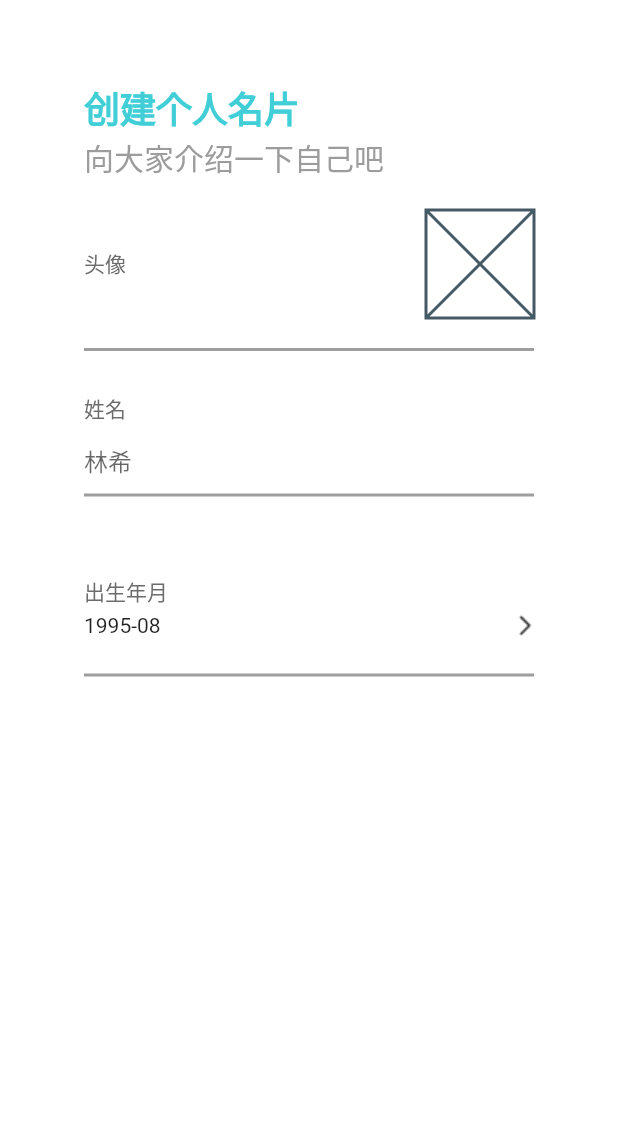
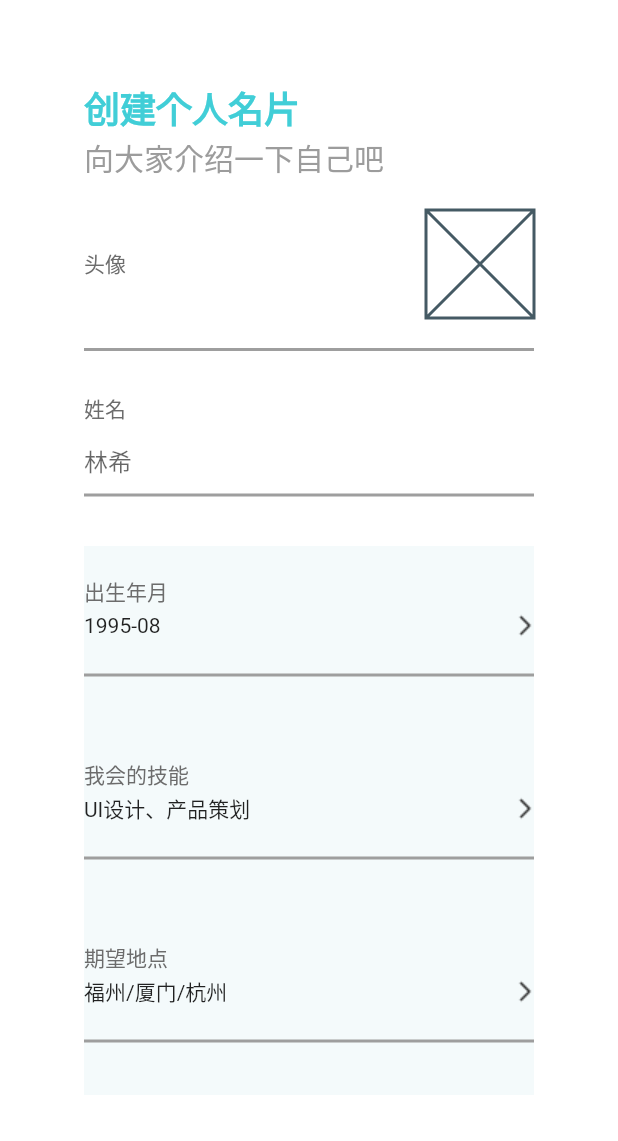
Before and after one commit to Imitater967/IndieTeamup-Client, a Flutter app: the WorkerIdentity screen opened by its route, on a phone screen of 412 x 824 dp, the part 75-1216 px from its top. Run offline on Flutter 3.47's test engine with Material 2 defaults, Android fonts, the phone set to English and light mode, and no system bars; our stand-ins replace flutter_markdown, hexcolor, intl_phone_number_input.

Commit message:
暂存工作

```diff
--- a/lib/widget/Constants.dart
+++ b/lib/widget/Constants.dart
@@ -29,4 +29,14 @@
 
   static var resumeItemTitleTextStyle = TextStyle(color: HexColor("#6C6C6C"),fontSize: 14);
   static var resumeItemTextStyle = TextStyle(color: HexColor("#2C2C2C"),fontSize: 20);
+
+  static var itemUnderlineBorder = const UnderlineInputBorder(
+      borderSide:
+      BorderSide(color: Colors.grey, width: 2, style: BorderStyle.solid));
+  static var underline = Container(
+    color: Colors.grey,
+    height: 2,
+    width: double.infinity,
+    margin: EdgeInsets.fromLTRB(0, 20, 0, 0),
+  );
 }
--- a/lib/widget/page/welcome/page_WorkerIdentity.dart
+++ b/lib/widget/page/welcome/page_WorkerIdentity.dart
@@ -13,15 +13,6 @@
 class _WorkerIdentityState extends State<WorkerIdentity> {
   @override
   Widget build(BuildContext context) {
-    var itemUnderlineBorder = const UnderlineInputBorder(
-        borderSide:
-            BorderSide(color: Colors.grey, width: 2, style: BorderStyle.solid));
-    var underline = Container(
-      color: Colors.grey,
-      height: 2,
-      width: double.infinity,
-      margin: EdgeInsets.fromLTRB(0, 20, 0, 0),
-    );
     return SafeArea(
         child: Material(
       child: Container(
@@ -58,7 +49,7 @@
                           ),
                         ],
                       ),
-                      underline,
+                      Constants.underline,
                     ],
                   )),
               Container(
@@ -80,13 +71,16 @@
                       ),
                       TextField(
                         decoration: InputDecoration(
-                            focusedBorder: itemUnderlineBorder,
-                            enabledBorder: itemUnderlineBorder,
+                            focusedBorder: Constants.itemUnderlineBorder,
+                            enabledBorder: Constants.itemUnderlineBorder,
                             hintText: "林希"),
                       )
                     ],
                   )),
-              Container(
+              Material(
+                child: InkWell(
+                  onTap: () {},
+                  child: Container(
                       margin: EdgeInsets.fromLTRB(0, 20, 0, 0),
                       height: 102,
                       width: double.infinity,
@@ -112,9 +106,79 @@
                               Image.asset("assets/art/welcome/GreaterSign.png")
                             ],
                           ),
-                      underline,
+                          Constants.underline,
                         ],
-                  ))
+                      )),
+                ),
+              ),
+              Material(
+                child: InkWell(
+                  onTap: () {},
+                  child: Container(
+                      margin: EdgeInsets.fromLTRB(0, 20, 0, 0),
+                      height: 102,
+                      width: double.infinity,
+                      child: Column(
+                        children: [
+                          Row(
+                            mainAxisAlignment: MainAxisAlignment.start,
+                            crossAxisAlignment: CrossAxisAlignment.center,
+                            children: [
+                              Text(
+                                "我会的技能",
+                                style: Constants.resumeItemTitleTextStyle,
+                                textAlign: TextAlign.center,
+                              ),
+                            ],
+                          ),
+                          Row(
+                            mainAxisSize: MainAxisSize.max,
+                            children: [
+                              //https://pub.dev/packages/flutter_pickers#%E6%97%B6%E9%97%B4%E9%80%89%E6%8B%A9%E5%99%A8
+                              Text("UI设计、产品策划"),
+                              Spacer(),
+                              Image.asset("assets/art/welcome/GreaterSign.png")
+                            ],
+                          ),
+                          Constants.underline,
+                        ],
+                      )),
+                ),
+              ),
+              Material(
+                child: InkWell(
+                  onTap: () {},
+                  child: Container(
+                      margin: EdgeInsets.fromLTRB(0, 20, 0, 0),
+                      height: 102,
+                      width: double.infinity,
+                      child: Column(
+                        children: [
+                          Row(
+                            mainAxisAlignment: MainAxisAlignment.start,
+                            crossAxisAlignment: CrossAxisAlignment.center,
+                            children: [
+                              Text(
+                                "期望地点",
+                                style: Constants.resumeItemTitleTextStyle,
+                                textAlign: TextAlign.center,
+                              ),
+                            ],
+                          ),
+                          Row(
+                            mainAxisSize: MainAxisSize.max,
+                            children: [
+                              //https://pub.dev/packages/flutter_pickers#%E6%97%B6%E9%97%B4%E9%80%89%E6%8B%A9%E5%99%A8
+                              Text("福州/厦门/杭州"),
+                              Spacer(),
+                              Image.asset("assets/art/welcome/GreaterSign.png")
+                            ],
+                          ),
+                          Constants.underline,
+                        ],
+                      )),
+                ),
+              ),
             ],
           ),
         ),
```
Lines whose indentation alone changed are shown as unchanged.
